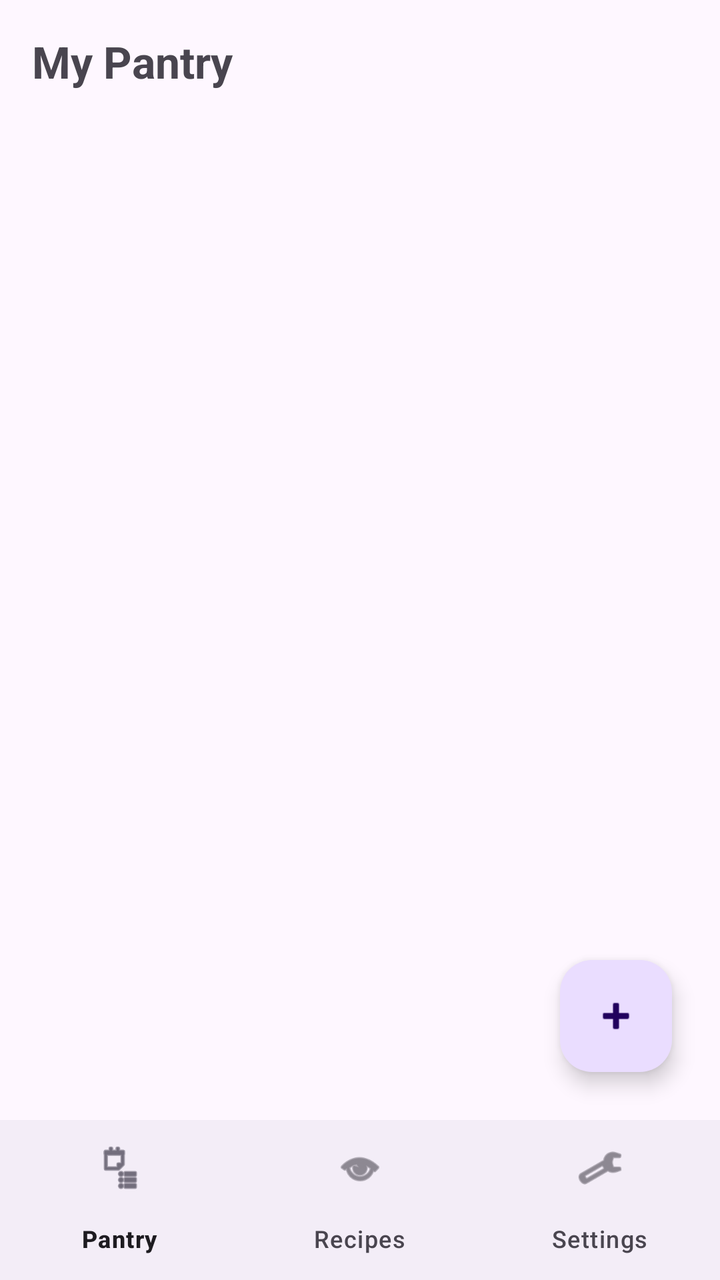
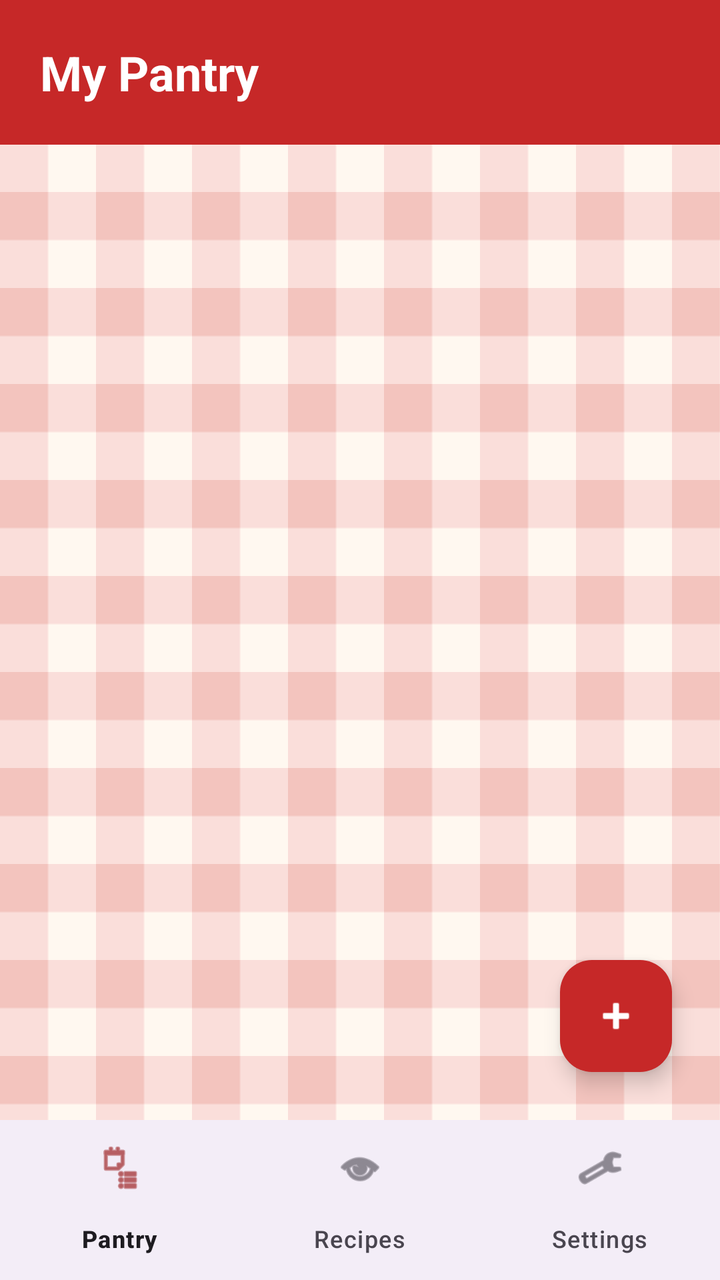

Screens rendered from an Android XML layout before and after an edit, with the pre-edit source and the edit as a unified diff.
<!-- AndroidManifest.xml: application theme Theme.SmartPantryManager -->
<!-- res/layout/activity_main.xml -->
<?xml version="1.0" encoding="utf-8"?>
<LinearLayout xmlns:android="http://schemas.android.com/apk/res/android"
    xmlns:app="http://schemas.android.com/apk/res-auto"
    android:layout_width="match_parent"
    android:layout_height="match_parent"
    android:orientation="vertical">

    <FrameLayout
        android:layout_width="match_parent"
        android:layout_height="0dp"
        android:layout_weight="1">

        <LinearLayout
            android:layout_width="match_parent"
            android:layout_height="match_parent"
            android:orientation="vertical">

            <TextView
                android:layout_width="wrap_content"
                android:layout_height="wrap_content"
                android:text="My Pantry"
                android:textSize="22sp"
                android:textStyle="bold"
                android:padding="16dp" />

            <androidx.recyclerview.widget.RecyclerView
                android:id="@+id/rvPantry"
                android:layout_width="match_parent"
                android:layout_height="0dp"
                android:layout_weight="1" />

            <TextView
                android:id="@+id/tvEmptyState"
                android:layout_width="match_parent"
                android:layout_height="0dp"
                android:layout_weight="1"
                android:text="Your pantry is empty. Tap + to add an ingredient."
                android:textSize="16sp"
                android:gravity="center"
                android:visibility="gone"
                android:padding="32dp" />

        </LinearLayout>

        <com.google.android.material.floatingactionbutton.FloatingActionButton
            android:id="@+id/fabAdd"
            android:layout_width="wrap_content"
            android:layout_height="wrap_content"
            android:layout_gravity="bottom|end"
            android:layout_margin="24dp"
            android:contentDescription="Add ingredient"
            app:srcCompat="@android:drawable/ic_input_add" />

    </FrameLayout>

    <com.google.android.material.bottomnavigation.BottomNavigationView
        android:id="@+id/bottomNav"
        android:layout_width="match_parent"
        android:layout_height="wrap_content"
        app:menu="@menu/bottom_nav_menu" />

</LinearLayout>
<!-- resources referenced by this layout -->
<resources>
  <style name="Theme.SmartPantryManager" parent="Base.Theme.SmartPantryManager" />
  <style name="Base.Theme.SmartPantryManager" parent="Theme.Material3.DayNight.NoActionBar">
          
          
      </style>
</resources>

<!-- the commit's change to res/layout/activity_main.xml (unified diff, before → after) -->
@@ -3,44 +3,43 @@
     xmlns:app="http://schemas.android.com/apk/res-auto"
     android:layout_width="match_parent"
     android:layout_height="match_parent"
+    android:background="@drawable/bg_gingham_tile"
+    android:fitsSystemWindows="true"
     android:orientation="vertical">
+
+    <TextView
+        android:layout_width="match_parent"
+        android:layout_height="wrap_content"
+        android:background="@color/kitchen_red"
+        android:padding="20dp"
+        android:text="My Pantry"
+        android:textColor="@android:color/white"
+        android:textSize="24sp"
+        android:textStyle="bold" />
 
     <FrameLayout
         android:layout_width="match_parent"
         android:layout_height="0dp"
         android:layout_weight="1">
 
-        <LinearLayout
+        <androidx.recyclerview.widget.RecyclerView
+            android:id="@+id/rvPantry"
             android:layout_width="match_parent"
             android:layout_height="match_parent"
-            android:orientation="vertical">
+            android:clipToPadding="false"
+            android:paddingTop="8dp"
+            android:paddingBottom="96dp" />
 
-            <TextView
-                android:layout_width="wrap_content"
-                android:layout_height="wrap_content"
-                android:text="My Pantry"
-                android:textSize="22sp"
-                android:textStyle="bold"
-                android:padding="16dp" />
-
-            <androidx.recyclerview.widget.RecyclerView
-                android:id="@+id/rvPantry"
-                android:layout_width="match_parent"
-                android:layout_height="0dp"
-                android:layout_weight="1" />
-
-            <TextView
-                android:id="@+id/tvEmptyState"
-                android:layout_width="match_parent"
-                android:layout_height="0dp"
-                android:layout_weight="1"
-                android:text="Your pantry is empty. Tap + to add an ingredient."
-                android:textSize="16sp"
-                android:gravity="center"
-                android:visibility="gone"
-                android:padding="32dp" />
-
-        </LinearLayout>
+        <TextView
+            android:id="@+id/tvEmptyState"
+            android:layout_width="match_parent"
+            android:layout_height="match_parent"
+            android:gravity="center"
+            android:padding="32dp"
+            android:text="Your pantry is empty. Tap + to add an ingredient."
+            android:textColor="@color/text_dark"
+            android:textSize="16sp"
+            android:visibility="gone" />
 
         <com.google.android.material.floatingactionbutton.FloatingActionButton
             android:id="@+id/fabAdd"
@@ -49,7 +48,9 @@
             android:layout_gravity="bottom|end"
             android:layout_margin="24dp"
             android:contentDescription="Add ingredient"
-            app:srcCompat="@android:drawable/ic_input_add" />
+            app:backgroundTint="@color/kitchen_red"
+            app:srcCompat="@android:drawable/ic_input_add"
+            app:tint="@android:color/white" />
 
     </FrameLayout>
 
<!-- resource entries referenced after the edit -->
@@ -1,9 +1,24 @@
 <!-- resources referenced by this layout -->
 <resources>
-  <style name="Theme.SmartPantryManager" parent="Base.Theme.SmartPantryManager" />
-  <style name="Base.Theme.SmartPantryManager" parent="Theme.Material3.DayNight.NoActionBar">
-          
-          
+  <color name="kitchen_red">#C62828</color>
+  <color name="text_dark">#3E2723</color>
+  <!-- drawable bg_gingham_tile (drawable) -->
+  <?xml version="1.0" encoding="utf-8"?>
+  <bitmap xmlns:android="http://schemas.android.com/apk/res/android"
+      android:src="@drawable/bg_gingham"
+      android:tileMode="repeat" />
+  <style name="Theme.SmartPantryManager" parent="Theme.Material3.Light.NoActionBar">
+          <item name="colorPrimary">@color/kitchen_red</item>
+          <item name="colorOnPrimary">@color/white</item>
+          <item name="colorSecondaryContainer">@color/kitchen_red_light</item>
+          <item name="colorOnSecondaryContainer">@color/kitchen_red_dark</item>
+          <item name="android:windowBackground">@color/cream</item>
+          <item name="android:colorBackground">@color/cream</item>
       </style>
+  <!-- drawable bg_gingham: png bitmap (drawable, 160 bytes) -->
+  <color name="white">#FFFFFFFF</color>
+  <color name="kitchen_red_light">#FFCDD2</color>
+  <color name="kitchen_red_dark">#8E0000</color>
+  <color name="cream">#FFF8F0</color>
 </resources>
 
